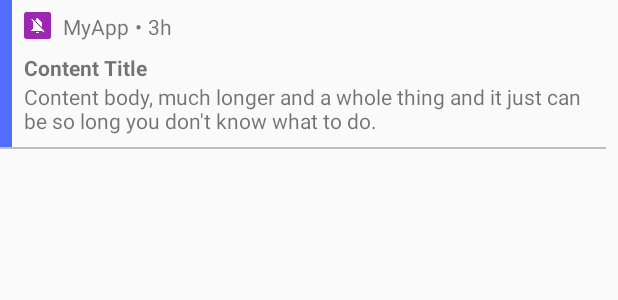
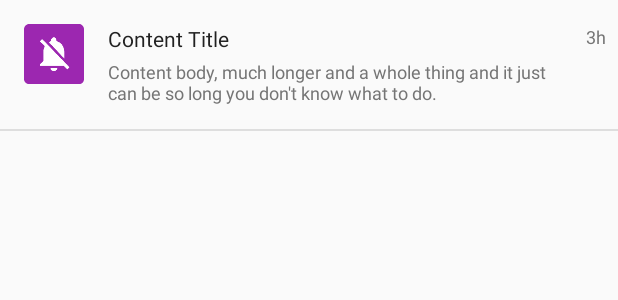
Before and after one commit to hatboysam/NotificationBox, an Android app: the layout item_notification.xml on its own in the app's theme, with its tools: preview values and no code run, on a phone screen of 412 x 824 dp. Shown: the top 300 px of the screen. Run offline under Robolectric (Android 15) with nearby library versions, the phone set to English and light mode, and no system bars.

Commit message:
Re-style notifications

```diff
--- a/app/src/main/java/com/habosa/notificationbox/NotificationService.java
+++ b/app/src/main/java/com/habosa/notificationbox/NotificationService.java
@@ -61,6 +61,7 @@ public class NotificationService extends NotificationListenerService {
         // Cancel the notification, it's ours now
         cancelNotification(notification.getKey());
 
+        // TODO: Send a broadcast here to force the app to reload if it's open
         // TODO: We should have a long-standing notification showing how many things we have stored
     }
 
--- a/app/src/main/java/com/habosa/notificationbox/adapter/NotificationAdapter.java
+++ b/app/src/main/java/com/habosa/notificationbox/adapter/NotificationAdapter.java
@@ -55,7 +55,6 @@ public class NotificationAdapter extends RecyclerView.Adapter<NotificationAdapte
     public static class ViewHolder extends RecyclerView.ViewHolder {
 
         private ImageView mIconView;
-        private TextView mAppNameView;
         private TextView mTimeView;
         private TextView mTitleView;
         private TextView mBodyView;
@@ -64,7 +63,6 @@ public class NotificationAdapter extends RecyclerView.Adapter<NotificationAdapte
             super(itemView);
 
             mIconView = itemView.findViewById(R.id.notification_image_icon);
-            mAppNameView = itemView.findViewById(R.id.notification_text_app_name);
             mTimeView = itemView.findViewById(R.id.notification_text_time);
             mTitleView = itemView.findViewById(R.id.notification_text_title);
             mBodyView = itemView.findViewById(R.id.notification_text_body);
@@ -94,7 +92,6 @@ public class NotificationAdapter extends RecyclerView.Adapter<NotificationAdapte
             }
 
             mIconView.setImageDrawable(displayInfo.icon);
-            mAppNameView.setText(displayInfo.appName);
             mTimeView.setText(timeString);
             mTitleView.setText(displayInfo.info.getTitle());
             mBodyView.setText(displayInfo.info.getBody());
--- a/app/src/main/java/com/habosa/notificationbox/viewmodel/AppSelectionActivityViewModel.java
+++ b/app/src/main/java/com/habosa/notificationbox/viewmodel/AppSelectionActivityViewModel.java
@@ -50,7 +50,12 @@ public class AppSelectionActivityViewModel extends AndroidViewModel {
                     String packageName = info.packageName;
                     String title = mPackageManager.getApplicationLabel(info).toString();
                     Drawable icon = mPackageManager.getApplicationIcon(info);
-                    displayInfos.add(new AppDisplayInfo(packageName, title, icon));
+
+                    // Skip system apps that don't even have a name that's not their
+                    // package name
+                    if (!title.equals(packageName)) {
+                        displayInfos.add(new AppDisplayInfo(packageName, title, icon));
+                    }
                 }
 
                 Collections.sort(displayInfos, new Comparator<AppDisplayInfo>() {
--- a/app/src/main/res/layout/item_notification.xml
+++ b/app/src/main/res/layout/item_notification.xml
@@ -4,75 +4,56 @@
     xmlns:tools="http://schemas.android.com/tools"
     android:layout_width="match_parent"
     android:layout_height="wrap_content"
-    android:background="?attr/selectableItemBackground"
-    android:paddingRight="8dp">
-
-    <View
-        android:id="@+id/highlight_edge"
-        android:layout_width="8dp"
-        android:layout_height="0dp"
-        android:background="@color/colorAccent"
-        app:layout_constraintStart_toStartOf="parent"
-        app:layout_constraintTop_toTopOf="parent"
-        app:layout_constraintBottom_toBottomOf="parent" />
+    android:background="?attr/selectableItemBackground">
 
 
     <ImageView
         android:id="@+id/notification_image_icon"
-        android:layout_width="18dp"
-        android:layout_height="18dp"
-        android:layout_marginStart="8dp"
-        android:layout_marginTop="8dp"
-        app:layout_constraintStart_toEndOf="@+id/highlight_edge"
-        app:layout_constraintTop_toTopOf="parent"
+        android:layout_width="40dp"
+        android:layout_height="40dp"
+        android:layout_marginStart="16dp"
+        app:layout_constraintStart_toStartOf="parent"
+        app:layout_constraintTop_toTopOf="@+id/notification_text_title"
         app:srcCompat="@mipmap/ic_launcher" />
-
-    <TextView
-        android:id="@+id/notification_text_app_name"
-        android:layout_width="wrap_content"
-        android:layout_height="wrap_content"
-        android:layout_marginStart="8dp"
-        app:layout_constraintStart_toEndOf="@+id/notification_image_icon"
-        app:layout_constraintTop_toTopOf="@+id/notification_image_icon"
-        tools:text="MyApp" />
-
-    <TextView
-        android:id="@+id/notification_time_bullet"
-        android:layout_width="wrap_content"
-        android:layout_height="wrap_content"
-        android:layout_marginStart="4dp"
-        android:text="@string/divider_bullet"
-        app:layout_constraintStart_toEndOf="@+id/notification_text_app_name"
-        app:layout_constraintTop_toTopOf="@+id/notification_text_app_name" />
 
     <TextView
         android:id="@+id/notification_text_time"
         android:layout_width="wrap_content"
         android:layout_height="wrap_content"
-        android:layout_marginStart="4dp"
-        app:layout_constraintStart_toEndOf="@+id/notification_time_bullet"
-        app:layout_constraintTop_toTopOf="@+id/notification_text_app_name"
+        android:layout_marginEnd="8dp"
+        app:layout_constraintEnd_toEndOf="parent"
+        android:textColor="@color/secondary_text"
+        android:textSize="12sp"
+        app:layout_constraintTop_toTopOf="@+id/notification_text_title"
         tools:text="3h" />
 
     <TextView
         android:id="@+id/notification_text_title"
-        android:layout_width="wrap_content"
+        android:layout_width="0dp"
         android:layout_height="wrap_content"
-        android:layout_marginTop="8dp"
-        android:textStyle="bold"
-        app:layout_constraintStart_toStartOf="@+id/notification_image_icon"
-        app:layout_constraintTop_toBottomOf="@+id/notification_text_app_name"
+        android:layout_marginEnd="8dp"
+        android:layout_marginStart="16dp"
+        android:layout_marginTop="16dp"
+        android:ellipsize="end"
+        android:maxLines="1"
+        android:textColor="@color/primary_text"
+        android:textSize="14sp"
+        app:layout_constraintEnd_toStartOf="@+id/notification_text_time"
+        app:layout_constraintStart_toEndOf="@+id/notification_image_icon"
+        app:layout_constraintTop_toTopOf="parent"
         tools:text="Content Title" />
 
     <TextView
         android:id="@+id/notification_text_body"
-        android:layout_width="match_parent"
+        android:layout_width="0dp"
         android:layout_height="wrap_content"
         android:layout_marginEnd="8dp"
-        android:layout_marginStart="16dp"
+        android:layout_marginTop="4dp"
         android:ellipsize="end"
         android:maxLines="2"
-        app:layout_constraintEnd_toEndOf="parent"
+        android:textColor="@color/secondary_text"
+        android:textSize="12sp"
+        app:layout_constraintEnd_toStartOf="@+id/notification_text_time"
         app:layout_constraintStart_toStartOf="@+id/notification_text_title"
         app:layout_constraintTop_toBottomOf="@+id/notification_text_title"
         tools:text="Content body, much longer and a whole thing and it just can be so long you don't know what to do." />
@@ -81,8 +62,8 @@
         android:id="@+id/bottom_divider"
         android:layout_width="match_parent"
         android:layout_height="1dp"
-        android:layout_marginTop="8dp"
-        android:background="#bebebe"
+        android:layout_marginTop="16dp"
+        android:background="#dedede"
         app:layout_constraintTop_toBottomOf="@+id/notification_text_body" />
 
 </android.support.constraint.ConstraintLayout>
```
